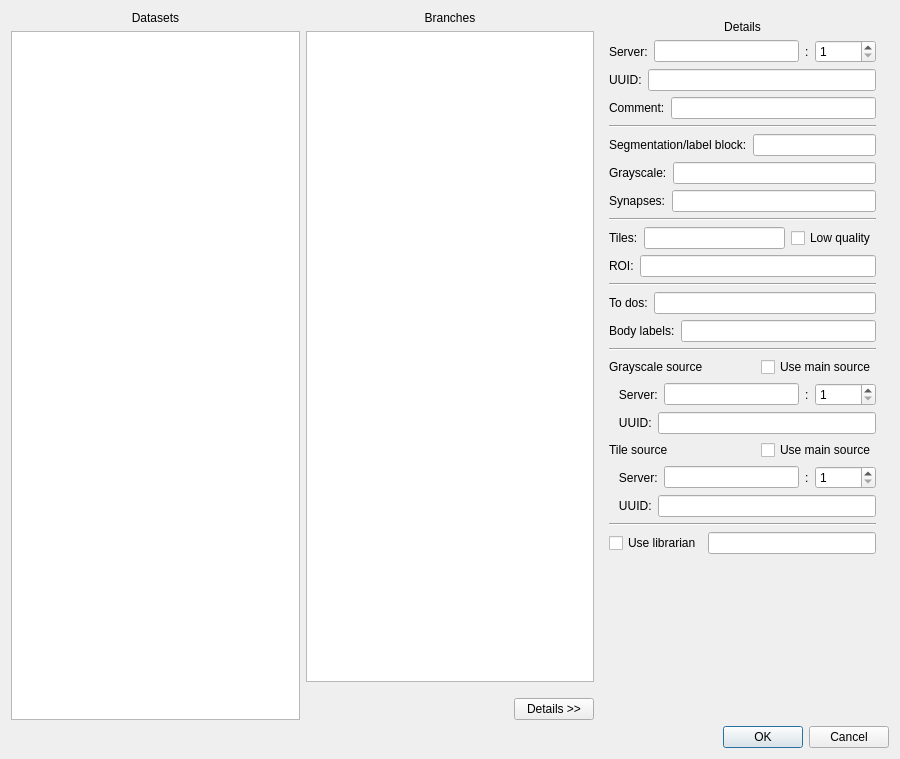
janelia-flyem/NeuTu, file neurolabi/gui/dialogs/dvidbranchdialog.ui: the form before one commit.
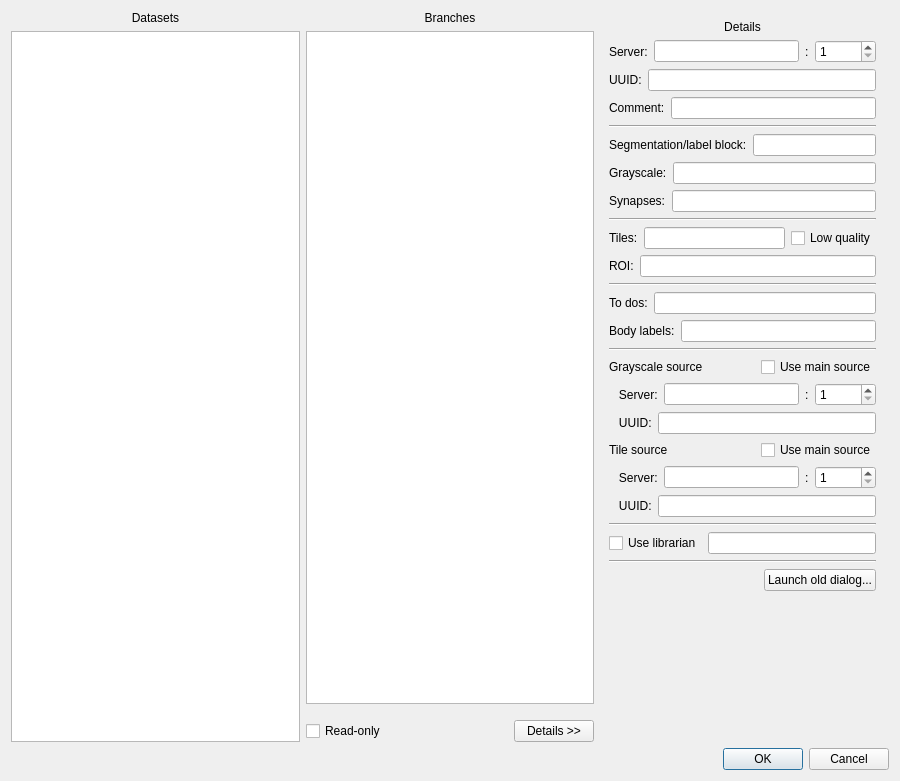
The form after the commit.

Commit message: continued work; hooked in to NeuTu launch button; doesn't fully work yet

What changed in the file:
```diff
--- a/neurolabi/gui/dialogs/dvidbranchdialog.ui
+++ b/neurolabi/gui/dialogs/dvidbranchdialog.ui
@@ -7,7 +7,7 @@
     <x>0</x>
     <y>0</y>
     <width>900</width>
-    <height>759</height>
+    <height>781</height>
    </rect>
   </property>
   <property name="windowTitle">
@@ -63,6 +63,13 @@
          <property name="topMargin">
           <number>10</number>
          </property>
+         <item>
+          <widget class="QCheckBox" name="readOnlyCheckBox">
+           <property name="text">
+            <string>Read-only</string>
+           </property>
+          </widget>
+         </item>
          <item>
           <spacer name="horizontalSpacer_3">
            <property name="orientation">
@@ -498,6 +505,40 @@
           </item>
          </layout>
         </item>
+        <item>
+         <widget class="Line" name="line_6">
+          <property name="orientation">
+           <enum>Qt::Horizontal</enum>
+          </property>
+         </widget>
+        </item>
+        <item>
+         <layout class="QHBoxLayout" name="horizontalLayout_20">
+          <property name="topMargin">
+           <number>0</number>
+          </property>
+          <item>
+           <spacer name="horizontalSpacer_4">
+            <property name="orientation">
+             <enum>Qt::Horizontal</enum>
+            </property>
+            <property name="sizeHint" stdset="0">
+             <size>
+              <width>40</width>
+              <height>20</height>
+             </size>
+            </property>
+           </spacer>
+          </item>
+          <item>
+           <widget class="QPushButton" name="oldDialogButton">
+            <property name="text">
+             <string>Launch old dialog...</string>
+            </property>
+           </widget>
+          </item>
+         </layout>
+        </item>
         <item>
          <spacer name="verticalSpacer">
           <property name="orientation">
```
The commit also changes 3 other files.
